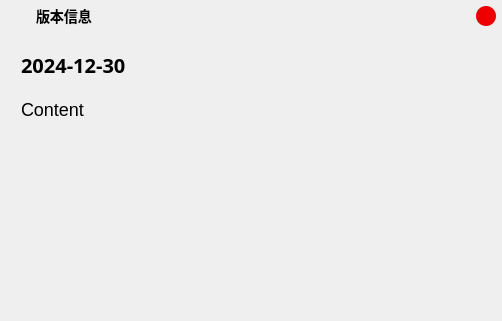
ChiyukiGana/Quickinput, file source/ui/UpdateUi.ui: the form before one commit.
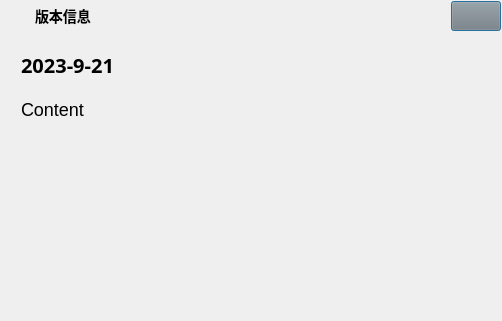
The form after the commit. Icons and pictures are not drawn.

What changed in the file:
```diff
--- a/source/ui/UpdateUi.ui
+++ b/source/ui/UpdateUi.ui
@@ -49,19 +49,19 @@
      </property>
      <layout class="QHBoxLayout" name="horizontalLayout">
       <property name="spacing">
-       <number>10</number>
+       <number>0</number>
       </property>
       <property name="leftMargin">
        <number>5</number>
       </property>
       <property name="topMargin">
-       <number>5</number>
+       <number>0</number>
       </property>
       <property name="rightMargin">
-       <number>5</number>
+       <number>0</number>
       </property>
       <property name="bottomMargin">
-       <number>5</number>
+       <number>0</number>
       </property>
       <item>
        <widget class="QLabel" name="title_icon_label">
@@ -114,7 +114,7 @@
          <bool>true</bool>
         </property>
         <property name="styleSheet">
-         <string notr="true">font-family:&quot;Microsoft YaHei&quot;;font-size:14px;font-weight:500;</string>
+         <string notr="true">font-family:&quot;Microsoft YaHei&quot;;font-size:14px;font-weight:500;margin-left:5px</string>
         </property>
         <property name="text">
          <string>版本信息</string>
@@ -144,14 +144,14 @@
         </property>
         <property name="minimumSize">
          <size>
-          <width>20</width>
-          <height>20</height>
+          <width>50</width>
+          <height>30</height>
          </size>
         </property>
         <property name="maximumSize">
          <size>
-          <width>20</width>
-          <height>20</height>
+          <width>50</width>
+          <height>30</height>
          </size>
         </property>
         <property name="focusPolicy">
@@ -161,7 +161,7 @@
          <string>关闭</string>
         </property>
         <property name="styleSheet">
-         <string notr="true">QPushButton{background-color:#E00;border-radius:10px}QPushButton:hover{background-color:#C00}</string>
+         <string notr="true">QPushButton{background-color:rgba(128,128,128,0.1);image:url(:/close.png);font-size:12px}QPushButton:hover{background-color:rgba(255,0,0,0.3)}</string>
         </property>
         <property name="text">
          <string/>
@@ -209,7 +209,7 @@
          <string notr="true">font-size:20px</string>
         </property>
         <property name="text">
-         <string>2024-12-30</string>
+         <string>2023-9-21</string>
         </property>
         <property name="textFormat">
          <enum>Qt::PlainText</enum>
```
